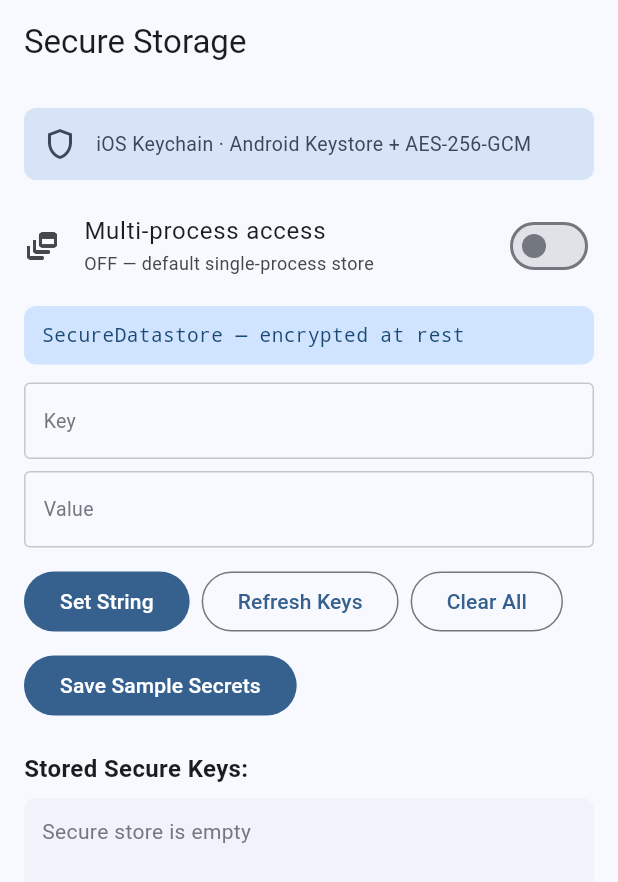
After one commit to sudhi001/native_datastore, a Flutter app: the _SecureDemo screen opened directly, on a phone screen of 412 x 824 dp. The commit adds this screen. Shown: the top 882 px of the screen. Run offline on Flutter 3.47's test engine with Material 3 defaults, Android fonts, the phone set to English and light mode, and no system bars; statements that could not run were skipped; project files that could hold a hidden picture were left out.

Commit message:
feat(secure): multi-process support for SecureDatastore
Extend the regular store's opt-in configure() to SecureDatastore so secrets
can be shared across processes (background services, app extensions).

- Android: multiProcess:true opens the encrypted store with a
  MultiProcessDataStore in its own file (native_datastore_secure_mp.json);
  the AndroidKeyStore key is already process-agnostic so only the file
  backing changes. Existing secrets in the default file are not migrated.
- iOS: appGroupId is used as the Keychain access group (kSecAttrAccessGroup)
  via a baseQuery helper applied to every query; requires the Keychain
  Sharing capability. Distinct from the App Group suite the regular store uses.
- Pigeon: add configure() to SecureDatastoreApi; regenerate bindings.
- Dart: expose SecureDatastore.configure({multiProcess, appGroupId}).

Docs, tests, and tooling:
- Verified end-to-end on an Android emulator (API 35) and iOS simulator in
  single- and multi-process modes (33/33 each) via on-device self-test
  entrypoint; also added secure cases to plugin_integration_test.dart.
- New example entrypoints: selftest_main, benchmark_main, demo_main; Secure
  tab gains a live multi-process toggle.
- README: animated encryption diagram + real demo recording, threat-model
  note, benchmarks section (iOS-sim illustrative numbers + runnable harness),
  cross-process docs. Reproducible asset generators in tool/.
- Bump to 1.6.0; CHANGELOG updated. Plugin unit tests 128/128.

```diff
--- /dev/null
+++ b/example/lib/benchmark_main.dart
@@ -0,0 +1,114 @@
+// Benchmark entrypoint. Measures per-operation latency for the regular and
+// secure stores on a real device/simulator and prints a Markdown table.
+//
+//   cd example
+//   flutter run -t lib/benchmark_main.dart -d <device-id>
+//   # read the BENCHMARK_TABLE_START / _END block from the console
+//
+// Numbers are wall-clock over the Pigeon channel and depend heavily on the
+// host (debug vs release, simulator vs device). Treat them as relative
+// (secure vs regular, read vs write), not absolute.
+
+import 'dart:typed_data';
+
+import 'package:flutter/material.dart';
+import 'package:native_datastore/native_datastore.dart';
+
+/// Timed operations per case. Bump for steadier numbers.
+const int _iterations = 300;
+
+/// Discarded warm-up ops (first calls pay channel/JIT/keystore setup).
+const int _warmup = 30;
+
+class _Result {
+  _Result(this.label, this.micros);
+  final String label;
+  final double micros;
+}
+
+Future<_Result> _time(String label, Future<void> Function(int i) op) async {
+  for (var i = 0; i < _warmup; i++) {
+    await op(i);
+  }
+  final sw = Stopwatch()..start();
+  for (var i = 0; i < _iterations; i++) {
+    await op(i);
+  }
+  sw.stop();
+  return _Result(label, sw.elapsedMicroseconds / _iterations);
+}
+
+Future<void> main() async {
+  WidgetsFlutterBinding.ensureInitialized();
+
+  final regular = NativeDatastore();
+  final secure = SecureDatastore();
+  await regular.clear();
+  await secure.clear();
+
+  const value = 'eyJhbGciOiJIUzI1NiIsInR5cCI6IkpXVCJ9.benchmark.payload';
+  final bytes = Uint8List.fromList(List.generate(64, (i) => i & 0xff));
+
+  // Seed the keys the read cases measure.
+  await regular.setString('k', value);
+  await regular.setInt('n', 0);
+  await secure.setString('k', value);
+  await secure.setBytes('b', bytes);
+
+  // Writes use a value that changes every iteration so each call is a real
+  // write (no dedupe on the same value), keeping set* cases comparable.
+  final results = <_Result>[
+    await _time('regular setString', (i) => regular.setString('k', '$value$i')),
+    await _time('regular getString', (i) => regular.getString('k')),
+    await _time('regular setInt', (i) => regular.setInt('n', i)),
+    await _time('regular getInt', (i) => regular.getInt('n')),
+    await _time('secure setString', (i) => secure.setString('k', '$value$i')),
+    await _time('secure getString', (i) => secure.getString('k')),
+    await _time('secure setBytes',
+        (i) => secure.setBytes('b', Uint8List.fromList([i & 0xff, ...bytes]))),
+    await _time('secure getBytes', (i) => secure.getBytes('b')),
+  ];
+
+  final buffer = StringBuffer()
+    ..writeln('BENCHMARK_TABLE_START')
+    ..writeln('| Operation | Mean per op (µs) | Ops/sec |')
+    ..writeln('| --- | ---: | ---: |');
+  for (final r in results) {
+    buffer.writeln('| ${r.label} | ${r.micros.toStringAsFixed(1)} '
+        '| ${(1000000 / r.micros).round()} |');
+  }
+  buffer.writeln('BENCHMARK_TABLE_END');
+  // ignore: avoid_print
+  print(buffer.toString());
+
+  await regular.clear();
+  await secure.clear();
+
+  runApp(_BenchApp(results: results));
+}
+
+class _BenchApp extends StatelessWidget {
+  const _BenchApp({required this.results});
+  final List<_Result> results;
+
+  @override
+  Widget build(BuildContext context) {
+    return MaterialApp(
+      debugShowCheckedModeBanner: false,
+      home: Scaffold(
+        appBar: AppBar(title: const Text('native_datastore benchmark')),
+        body: ListView(
+          padding: const EdgeInsets.all(16),
+          children: [
+            for (final r in results)
+              Padding(
+                padding: const EdgeInsets.symmetric(vertical: 4),
+                child: Text('${r.label}: ${r.micros.toStringAsFixed(1)} µs/op',
+                    style: const TextStyle(fontFamily: 'monospace')),
+              ),
+          ],
+        ),
+      ),
+    );
+  }
+}
--- /dev/null
+++ b/example/lib/demo_main.dart
@@ -0,0 +1,300 @@
+// Self-driving demo entrypoint used to record doc/assets/secure-demo.gif.
+//
+// It performs REAL SecureDatastore operations (configure, set, get, clear)
+// against the platform Keychain / AndroidKeyStore and auto-plays them through a
+// Secure-tab-styled screen at a watchable pace, looping. Launch it and screen
+// record the device:
+//
+//   flutter run -t lib/demo_main.dart -d <device-id>
+//
+// See tool/record_secure_demo.sh for the full mov -> gif pipeline.
+
+import 'dart:async';
+import 'dart:typed_data';
+
+import 'package:flutter/material.dart';
+import 'package:native_datastore/native_datastore.dart';
+
+void main() {
+  runApp(const _DemoApp());
+}
+
+class _DemoApp extends StatelessWidget {
+  const _DemoApp();
+  @override
+  Widget build(BuildContext context) {
+    return MaterialApp(
+      debugShowCheckedModeBanner: false,
+      theme: ThemeData(colorSchemeSeed: Colors.blue, useMaterial3: true),
+      home: const _SecureDemo(),
+    );
+  }
+}
+
+class _SecureDemo extends StatefulWidget {
+  const _SecureDemo();
+  @override
+  State<_SecureDemo> createState() => _SecureDemoState();
+}
+
+class _SecureDemoState extends State<_SecureDemo> {
+  final _secure = SecureDatastore();
+
+  bool _multiProcess = false;
+  String _typedKey = '';
+  String _status = 'SecureDatastore — encrypted at rest';
+  String? _activeButton;
+  List<String> _keys = const [];
+
+  @override
+  void initState() {
+    super.initState();
+    unawaited(_run());
+  }
+
+  Future<void> _beat([int ms = 1200]) =>
+      Future<void>.delayed(Duration(milliseconds: ms));
+
+  Future<void> _refresh() async {
+    final k = await _secure.getKeys();
+    if (mounted) setState(() => _keys = k..sort());
+  }
+
+  Future<void> _run() async {
+    // Loop the walkthrough so a screen recording always catches a full cycle.
+    while (mounted) {
+      await _secure.clear();
+      setState(() {
+        _multiProcess = false;
+        _typedKey = '';
+        _activeButton = null;
+        _keys = const [];
+        _status = 'SecureDatastore — encrypted at rest';
+      });
+      await _beat(1400);
+
+      // 1) Turn on multi-process access.
+      setState(() => _status = 'configure(multiProcess: true)');
+      await _secure.configure(multiProcess: true);
+      if (mounted) setState(() => _multiProcess = true);
+      await _beat();
+
+      // 2) Save a set of sample secrets.
+      setState(() {
+        _activeButton = 'sample';
+        _status = 'Encrypting & storing 3 secrets…';
+      });
+      await _secure.setString('refresh_token',
+          'eyJhbGciOiJIUzI1NiIsInR5cCI6IkpXVCJ9.demo.sig');
+      await _secure.setString('api_secret', 'sk_live_demo_abc123');
+      await _secure.setBytes(
+          'symmetric_key', Uint8List.fromList(List.generate(32, (i) => i)));
+      await _refresh();
+      await _beat(1300);
+
+      // 3) Type and store one more secret.
+      setState(() {
+        _activeButton = null;
+        _status = 'Add another secret';
+      });
+      for (final ch in 'session_id'.split('')) {
+        if (!mounted) return;
+        setState(() => _typedKey += ch);
+        await _beat(70);
+      }
+      await _beat(400);
+      setState(() {
+        _activeButton = 'set';
+        _status = "setString('session_id', …)";
+      });
+      await _secure.setString('session_id', 'sess_9f3ac107e2');
+      await _refresh();
+      await _beat(1300);
+
+      // 4) Emphasise: stored keys, values encrypted at rest.
+      setState(() {
+        _activeButton = 'refresh';
+        _typedKey = '';
+        _status = 'Keys stored — values encrypted at rest';
+      });
+      await _refresh();
+      await _beat(1900);
+
+      // 5) Clear everything.
+      setState(() {
+        _activeButton = 'clear';
+        _status = 'clear() — wipes every secret';
+      });
+      await _secure.clear();
+      await _refresh();
+      await _beat(1700);
+    }
+  }
+
+  @override
+  Widget build(BuildContext context) {
+    final cs = Theme.of(context).colorScheme;
+    return Scaffold(
+      appBar: AppBar(title: const Text('Secure Storage')),
+      body: Padding(
+        padding: const EdgeInsets.all(16),
+        child: Column(
+          crossAxisAlignment: CrossAxisAlignment.stretch,
+          children: [
+            Container(
+              padding: const EdgeInsets.all(12),
+              decoration: BoxDecoration(
+                color: cs.secondaryContainer,
+                borderRadius: BorderRadius.circular(8),
+              ),
+              child: Row(children: [
+                Icon(Icons.shield_outlined, color: cs.onSecondaryContainer),
+                const SizedBox(width: 12),
+                Expanded(
+                  child: Text(
+                    'iOS Keychain · Android Keystore + AES-256-GCM',
+                    style:
+                        TextStyle(color: cs.onSecondaryContainer, fontSize: 13),
+                  ),
+                ),
+              ]),
+            ),
+            const SizedBox(height: 8),
+            SwitchListTile(
+              contentPadding: EdgeInsets.zero,
+              secondary: const Icon(Icons.dynamic_feed_outlined),
+              title: const Text('Multi-process access'),
+              subtitle: Text(
+                _multiProcess
+                    ? 'ON — Android uses a separate MultiProcessDataStore'
+                    : 'OFF — default single-process store',
+                style: const TextStyle(fontSize: 12),
+              ),
+              value: _multiProcess,
+              onChanged: (_) {},
+            ),
+            const SizedBox(height: 4),
+            // Status chip.
+            AnimatedSwitcher(
+              duration: const Duration(milliseconds: 250),
+              child: Container(
+                key: ValueKey(_status),
+                width: double.infinity,
+                padding: const EdgeInsets.symmetric(vertical: 10, horizontal: 12),
+                decoration: BoxDecoration(
+                  color: cs.primaryContainer,
+                  borderRadius: BorderRadius.circular(8),
+                ),
+                child: Text(_status,
+                    style: TextStyle(
+                        color: cs.onPrimaryContainer,
+                        fontFamily: 'monospace',
+                        fontSize: 13)),
+              ),
+            ),
+            const SizedBox(height: 12),
+            // Faux key/value inputs.
+            _fakeField('Key', _typedKey.isEmpty ? null : _typedKey),
+            const SizedBox(height: 8),
+            _fakeField('Value',
+                _typedKey.isEmpty ? null : 'sess_9f3ac107e2', obscure: true),
+            const SizedBox(height: 12),
+            Wrap(spacing: 8, runSpacing: 8, children: [
+              _btn('set', 'Set String', filled: true),
+              _btn('refresh', 'Refresh Keys'),
+              _btn('clear', 'Clear All'),
+              _btn('sample', 'Save Sample Secrets', filled: true),
+            ]),
+            const SizedBox(height: 20),
+            const Text('Stored Secure Keys:',
+                style: TextStyle(fontWeight: FontWeight.bold, fontSize: 16)),
+            const SizedBox(height: 8),
+            Expanded(
+              child: Container(
+                width: double.infinity,
+                padding: const EdgeInsets.all(12),
+                decoration: BoxDecoration(
+                  color: cs.surfaceContainerLow,
+                  borderRadius: BorderRadius.circular(8),
+                ),
+                child: _keys.isEmpty
+                    ? Text('Secure store is empty',
+                        style: TextStyle(color: cs.outline))
+                    : Column(
+                        crossAxisAlignment: CrossAxisAlignment.start,
+                        children: [
+                          Text('values are encrypted at rest:',
+                              style: TextStyle(
+                                  color: cs.outline, fontSize: 12)),
+                          const SizedBox(height: 6),
+                          for (final k in _keys)
+                            Padding(
+                              padding: const EdgeInsets.symmetric(vertical: 3),
+                              child: Row(children: [
+                                Icon(Icons.vpn_key,
+                                    size: 16, color: cs.primary),
+                                const SizedBox(width: 8),
+                                Text(k,
+                                    style: const TextStyle(
+                                        fontFamily: 'monospace', fontSize: 14)),
+                                const Spacer(),
+                                Icon(Icons.lock,
+                                    size: 14, color: cs.outline),
+                              ]),
+                            ),
+                        ],
+                      ),
+              ),
+            ),
+          ],
+        ),
+      ),
+    );
+  }
+
+  Widget _fakeField(String label, String? value, {bool obscure = false}) {
+    final cs = Theme.of(context).colorScheme;
+    final shown = value == null
+        ? ''
+        : (obscure ? '•' * value.length : value);
+    return Container(
+      padding: const EdgeInsets.symmetric(horizontal: 12, vertical: 14),
+      decoration: BoxDecoration(
+        border: Border.all(color: cs.outlineVariant),
+        borderRadius: BorderRadius.circular(4),
+      ),
+      child: Row(children: [
+        Text('$label   ',
+            style: TextStyle(color: cs.outline, fontSize: 13)),
+        Text(shown, style: const TextStyle(fontSize: 14)),
+        if (value != null)
+          Container(
+            width: 2,
+            height: 16,
+            margin: const EdgeInsets.only(left: 1),
+            color: cs.primary,
+          ),
+      ]),
+    );
+  }
+
+  Widget _btn(String id, String label, {bool filled = false}) {
+    final active = _activeButton == id;
+    final style = filled
+        ? FilledButton.styleFrom(
+            backgroundColor: active
+                ? Theme.of(context).colorScheme.tertiary
+                : null,
+          )
+        : OutlinedButton.styleFrom(
+            side: active
+                ? BorderSide(
+                    color: Theme.of(context).colorScheme.tertiary, width: 2)
+                : null,
+          );
+    final child = Text(label);
+    return filled
+        ? FilledButton(onPressed: () {}, style: style, child: child)
+        : OutlinedButton(onPressed: () {}, style: style, child: child);
+  }
+}
--- a/example/lib/main.dart
+++ b/example/lib/main.dart
@@ -359,8 +359,26 @@ class _SecureTabState extends State<SecureTab> {
   final _valueController = TextEditingController();
   String _output = 'No secure data yet';
   String _selectedType = 'String';
+  bool _multiProcess = false;
 
   final _types = ['String', 'Bytes'];
+
+  Future<void> _onMultiProcessChanged(bool enabled) async {
+    // configure() is opt-in and non-destructive. On Android it switches the
+    // encrypted store to a MultiProcessDataStore (safe for a background service
+    // or push SDK in a separate process); on iOS multiProcess is a no-op —
+    // cross-process sharing there uses a Keychain access group (appGroupId).
+    try {
+      await _secure.configure(multiProcess: enabled);
+      setState(() => _multiProcess = enabled);
+      _showMessage(enabled
+          ? 'Multi-process ON (Android: separate MultiProcessDataStore)'
+          : 'Multi-process OFF (default single-process store)');
+      await _refreshKeys();
+    } on NativeDatastoreException catch (e) {
+      _showMessage(e.message);
+    }
+  }
 
   @override
   void dispose() {
@@ -499,7 +517,21 @@ class _SecureTabState extends State<SecureTab> {
               ],
             ),
           ),
-          const SizedBox(height: 16),
+          const SizedBox(height: 8),
+          SwitchListTile(
+            contentPadding: EdgeInsets.zero,
+            secondary: const Icon(Icons.dynamic_feed_outlined),
+            title: const Text('Multi-process access'),
+            subtitle: Text(
+              _multiProcess
+                  ? 'ON — Android uses a separate MultiProcessDataStore'
+                  : 'OFF — default single-process store',
+              style: const TextStyle(fontSize: 12),
+            ),
+            value: _multiProcess,
+            onChanged: _onMultiProcessChanged,
+          ),
+          const SizedBox(height: 8),
           TextField(
             controller: _keyController,
             decoration: const InputDecoration(
--- /dev/null
+++ b/example/lib/selftest_main.dart
@@ -0,0 +1,126 @@
+// On-device self-test entrypoint. Runs the SecureDatastore round-trip in both
+// single-process and multi-process modes and prints PASS/FAIL lines that stream
+// over `flutter run` stdout (which, unlike the integration_test reporter, is
+// reliable in headless CI/emulator environments).
+//
+//   cd example
+//   flutter run -t lib/selftest_main.dart -d <device-id>
+//   # grep the console for lines beginning with "SELFTEST"
+//
+// Exit is left to the caller (Ctrl-C / `q`); the result also renders on screen.
+
+import 'dart:typed_data';
+
+import 'package:flutter/material.dart';
+import 'package:native_datastore/native_datastore.dart';
+
+Future<void> main() async {
+  WidgetsFlutterBinding.ensureInitialized();
+  final results = <String>[];
+  var passed = 0;
+  var failed = 0;
+
+  void check(String name, bool ok, [String detail = '']) {
+    (ok ? () => passed++ : () => failed++)();
+    final line = 'SELFTEST ${ok ? "PASS" : "FAIL"}: $name'
+        '${detail.isEmpty ? "" : "  ($detail)"}';
+    results.add(line);
+    // ignore: avoid_print
+    print(line);
+  }
+
+  Future<void> roundTrip(SecureDatastore secure, String tag) async {
+    await secure.clear();
+    check('$tag: starts empty', (await secure.getKeys()).isEmpty);
+
+    await secure.setString('token', 'secret-$tag');
+    check('$tag: string round-trip',
+        await secure.getString('token') == 'secret-$tag');
+
+    final bytes = Uint8List.fromList(List.generate(16, (i) => (255 - i) & 0xff));
+    await secure.setBytes('key', bytes);
+    final got = await secure.getBytes('key');
+    check('$tag: bytes round-trip',
+        got != null && got.length == 16 && got[0] == 255 && got[15] == 240);
+
+    await secure.setString('mixed', 'as-string');
+    await secure.setBytes('mixed', Uint8List.fromList([7, 8, 9]));
+    check('$tag: independent string/bytes buckets',
+        await secure.getString('mixed') == 'as-string' &&
+            (await secure.getBytes('mixed'))?.first == 7);
+
+    check('$tag: containsKey true', await secure.containsKey('token'));
+    check('$tag: containsKey false', !await secure.containsKey('nope'));
+    check('$tag: getKeys', (await secure.getKeys()).toSet()
+        .containsAll({'token', 'key', 'mixed'}));
+
+    check('$tag: remove clears both buckets', await secure.remove('mixed'));
+    check('$tag: removed is gone', await secure.getString('mixed') == null);
+    check('$tag: missing key null', await secure.getString('absent') == null);
+
+    await secure.clear();
+    check('$tag: cleared', (await secure.getKeys()).isEmpty);
+  }
+
+  try {
+    final secure = SecureDatastore();
+
+    // 1) Default single-process store.
+    await roundTrip(secure, 'single-process');
+
+    // 2) Multi-process. On Android switches to a MultiProcessDataStore; on iOS
+    //    multiProcess is a no-op. We omit appGroupId so iOS doesn't need the
+    //    Keychain Sharing entitlement.
+    await secure.configure(multiProcess: true);
+    await roundTrip(secure, 'multi-process');
+
+    // 3) Revert to default — must stay non-destructive.
+    await secure.configure();
+    await roundTrip(secure, 'after-revert');
+  } catch (e, st) {
+    check('unexpected exception', false, '$e');
+    // ignore: avoid_print
+    print('SELFTEST STACK: $st');
+  }
+
+  // ignore: avoid_print
+  print('SELFTEST SUMMARY: $passed passed, $failed failed '
+      '=> ${failed == 0 ? "ALL PASS" : "FAILURES"}');
+
+  runApp(_ResultApp(results: results, allPass: failed == 0));
+}
+
+class _ResultApp extends StatelessWidget {
+  const _ResultApp({required this.results, required this.allPass});
+  final List<String> results;
+  final bool allPass;
+
+  @override
+  Widget build(BuildContext context) {
+    return MaterialApp(
+      debugShowCheckedModeBanner: false,
+      home: Scaffold(
+        backgroundColor: allPass ? Colors.green.shade50 : Colors.red.shade50,
+        appBar: AppBar(
+          backgroundColor: allPass ? Colors.green : Colors.red,
+          foregroundColor: Colors.white,
+          title: Text(allPass
+              ? 'SecureDatastore self-test: ALL PASS'
+              : 'SecureDatastore self-test: FAILURES'),
+        ),
+        body: ListView(
+          padding: const EdgeInsets.all(12),
+          children: [
+            for (final r in results)
+              Text(r,
+                  style: TextStyle(
+                    fontFamily: 'monospace',
+                    fontSize: 12,
+                    color: r.contains('FAIL') ? Colors.red : Colors.black87,
+                  )),
+          ],
+        ),
+      ),
+    );
+  }
+}
--- a/lib/src/secure_datastore.dart
+++ b/lib/src/secure_datastore.dart
@@ -174,4 +174,27 @@ class SecureDatastore {
     _validateKey(key);
     return _guard('secure containsKey("$key")', () => _api.containsKey(key));
   }
+
+  /// Configures the secure storage backend for cross-process access. Call once
+  /// at startup, before any read or write.
+  ///
+  /// * [multiProcess] (Android) opens the encrypted store in multi-process mode
+  ///   so it can be safely accessed from more than one process. Because it uses
+  ///   a separate file, existing secrets in the default store are *not* visible
+  ///   through it. Ignored on iOS.
+  /// * [appGroupId] (iOS) is used as the Keychain access group so app extensions
+  ///   and other processes sharing the group can read the same secrets. Requires
+  ///   the "Keychain Sharing" capability enabled in Xcode; note this is a
+  ///   Keychain access group string, which differs from the App Group suite used
+  ///   by [NativeDatastore]. Ignored on Android.
+  ///
+  /// Both default off, leaving the standard single-process store in place.
+  ///
+  /// Throws [NativeDatastoreException] if the platform call fails.
+  Future<void> configure({bool multiProcess = false, String? appGroupId}) {
+    return _guard(
+      'secure configure',
+      () => _api.configure(multiProcess, appGroupId),
+    );
+  }
 }
--- a/pubspec.yaml
+++ b/pubspec.yaml
@@ -3,7 +3,7 @@ description: >-
   A modern Flutter plugin for persistent key-value storage.
   Uses Android Jetpack DataStore on Android and UserDefaults on iOS.
   A type-safe, async-first alternative to shared_preferences.
-version: 1.5.3
+version: 1.6.0
 homepage: https://sudhi.in
 repository: https://github.com/sudhi001/native_datastore
 issue_tracker: https://github.com/sudhi001/native_datastore/issues
```
Also changed, not shown: pigeons/messages.dart (+11 -0 lines), doc/assets/secure-demo.gif (added), doc/assets/secure-storage.gif (added), lib/src/messages.g.dart, 11 other files.
